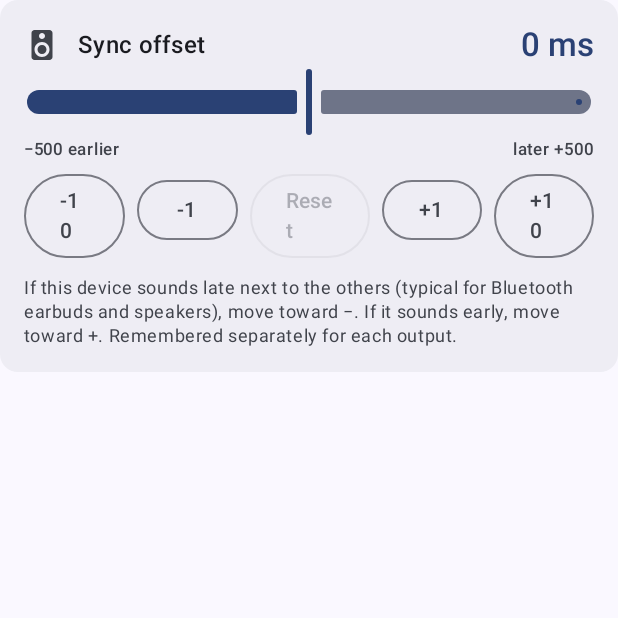
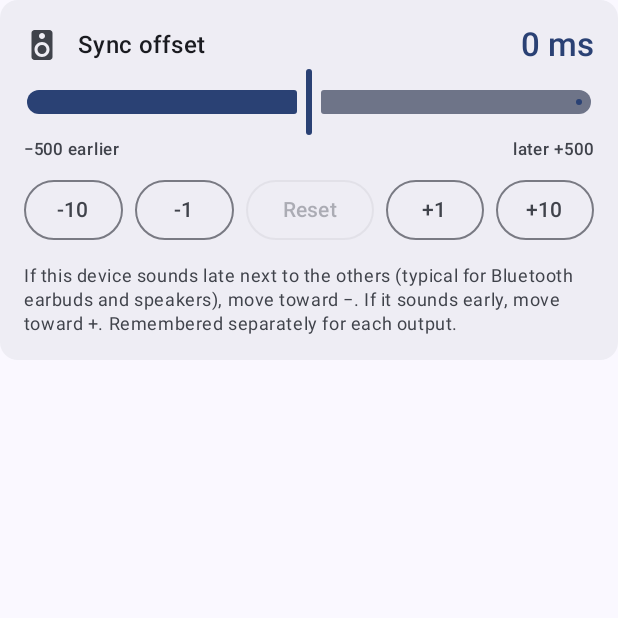
Before and after one commit to ugoyel/skewhunter-iv, an Android app built with Jetpack Compose: the composable OffsetCard shown on its own in the app's theme, on a phone screen of 412 x 824 dp, the top half of it. Run offline under Robolectric (Android 15) with nearby library versions, the phone set to English and light mode, and no system bars.

Commit message:
Hearby: fixes found by running the release build on an Android 14 emulator
- Host: stopping from the UI now goes through the service, which releases
  the MediaProjection itself. Calling stopService() let Android revoke the
  projection first, so a normal stop was reported as "Android stopped the
  capture". The projection callback also ignores the echo of our own stop.
- Encoder: read the Opus pre-skip from Android's wrapped codec-specific
  data (AOPUSHDR ... OpusHead ...) instead of expecting OpusHead first.
  The fallback value happened to be correct, so timing is unchanged.
- UI: the five offset nudge buttons no longer wrap their labels.
- Engine (Kotlin and Swift): report buffer headroom as soon as playback
  lines up rather than after the first five-second window.
- README: record what was verified on the emulator and in CI, and what
  still needs physical devices; document the probe tool.

Co-Authored-By: Claude Fable 5.2 <noreply@anthropic.com>
Claude-Session: https://claude.ai/code/session_01KNVwia8Z4Qm519ET4tDs6o

```diff
--- a/hearby/android/app/src/main/java/io/github/ugoyel/hearby/core/PlayoutEngine.kt
+++ b/hearby/android/app/src/main/java/io/github/ugoyel/hearby/core/PlayoutEngine.kt
@@ -219,6 +219,7 @@ class PlayoutEngine(
 
         jitter.dropBelow(seq)
         nextSeq = seq
+        cushionMs = ((newestTs - mediaUs) / 1000).toInt().coerceAtLeast(0)
         lastTimestampUs = NO_TS
         resampler.reset()
         haveTail = false
--- a/hearby/android/app/src/main/java/io/github/ugoyel/hearby/ui/MainScreen.kt
+++ b/hearby/android/app/src/main/java/io/github/ugoyel/hearby/ui/MainScreen.kt
@@ -21,6 +21,7 @@ import androidx.compose.foundation.layout.Box
 import androidx.compose.foundation.layout.Column
 import androidx.compose.foundation.layout.ExperimentalLayoutApi
 import androidx.compose.foundation.layout.FlowRow
+import androidx.compose.foundation.layout.PaddingValues
 import androidx.compose.foundation.layout.Row
 import androidx.compose.foundation.layout.Spacer
 import androidx.compose.foundation.layout.fillMaxSize
@@ -593,12 +594,20 @@ private fun OffsetCard(state: ReceiverUiState) {
             }
             Spacer(Modifier.height(8.dp))
             Row(Modifier.fillMaxWidth(), horizontalArrangement = Arrangement.spacedBy(8.dp)) {
+                // Five buttons share one row, so drop the wide default padding and never wrap labels.
+                val tight = PaddingValues(horizontal = 4.dp)
                 for (step in intArrayOf(-10, -1)) {
-                    OutlinedButton(onClick = { apply(state.offsetMs + step) }, modifier = Modifier.weight(1f)) { Text("$step") }
+                    OutlinedButton(onClick = { apply(state.offsetMs + step) }, modifier = Modifier.weight(1f), contentPadding = tight) {
+                        Text("$step", maxLines = 1, softWrap = false)
+                    }
                 }
-                OutlinedButton(onClick = { apply(0) }, enabled = state.offsetMs != 0, modifier = Modifier.weight(1.2f)) { Text("Reset") }
+                OutlinedButton(onClick = { apply(0) }, enabled = state.offsetMs != 0, modifier = Modifier.weight(1.3f), contentPadding = tight) {
+                    Text("Reset", maxLines = 1, softWrap = false)
+                }
                 for (step in intArrayOf(1, 10)) {
-                    OutlinedButton(onClick = { apply(state.offsetMs + step) }, modifier = Modifier.weight(1f)) { Text("+$step") }
+                    OutlinedButton(onClick = { apply(state.offsetMs + step) }, modifier = Modifier.weight(1f), contentPadding = tight) {
+                        Text("+$step", maxLines = 1, softWrap = false)
+                    }
                 }
             }
             Spacer(Modifier.height(12.dp))
```
Also changed, not shown: hearby/android/app/src/main/java/io/github/ugoyel/hearby/codec/MediaCodecOpus.kt (+24 -7 lines), hearby/android/app/src/main/java/io/github/ugoyel/hearby/host/AudioCaptureAndOpusService.kt (+14 -3 lines), 2 other files.
